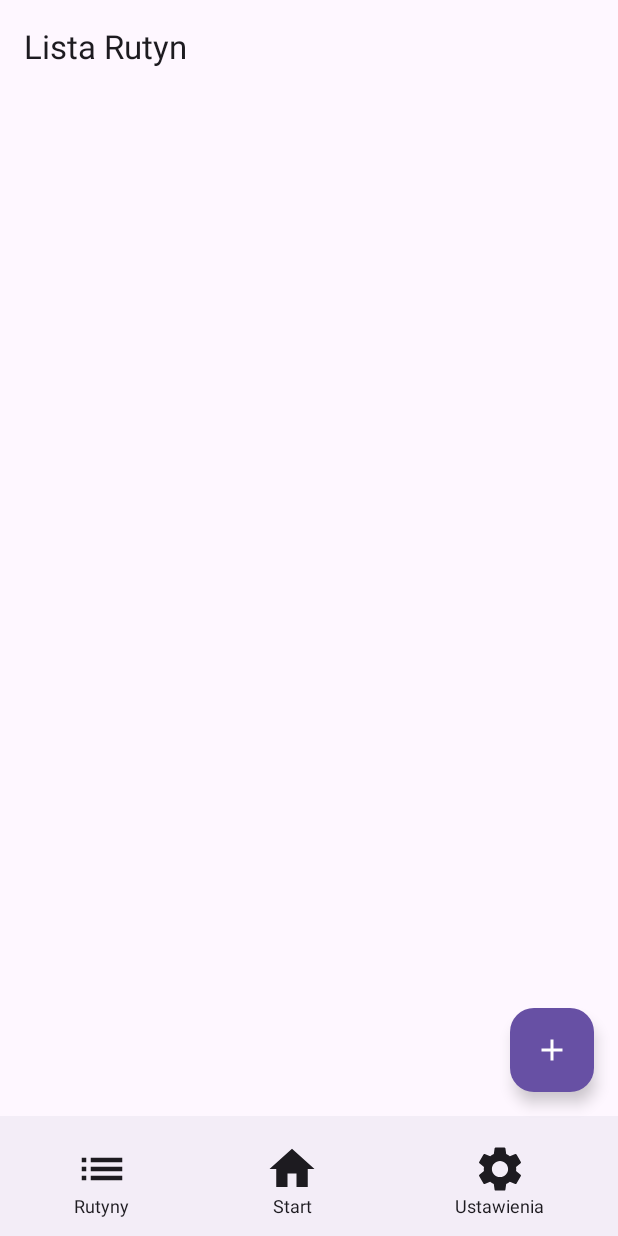
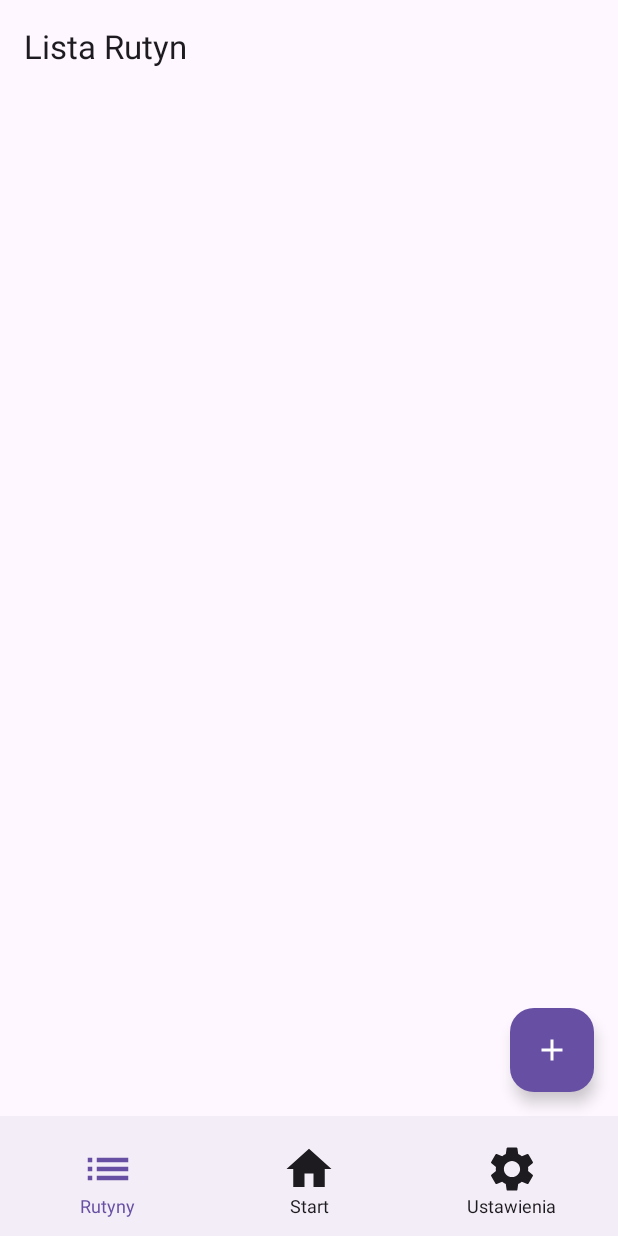
Before and after one commit to Ramigiusz/GymApp, an Android app built with Jetpack Compose: the RoutinesScreen screen opened through its navigation route, on a phone screen of 412 x 824 dp. Run offline under Robolectric (Android 15) with nearby library versions, the phone set to English and light mode, and no system bars; our stand-ins replace Room's generated code; missing, so only their content is drawn: GymAppTheme; 1 statement that could not run was skipped.

Commit message:
aktualizacja dolnego paska nawigacyjnego, podswietlenie obecnego ekranu i wycentrowanie

```diff
--- a/app/src/main/java/com/example/gymapp/ui/screens/EditRoutineScreen.kt
+++ b/app/src/main/java/com/example/gymapp/ui/screens/EditRoutineScreen.kt
@@ -8,6 +8,7 @@ import androidx.compose.runtime.getValue
 import androidx.compose.runtime.mutableStateOf
 import androidx.compose.runtime.remember
 import androidx.compose.runtime.setValue
+import androidx.compose.ui.Alignment
 import androidx.compose.ui.Modifier
 import androidx.compose.ui.unit.dp
 import androidx.navigation.NavController
--- a/app/src/main/java/com/example/gymapp/ui/screens/RoutinesScreen.kt
+++ b/app/src/main/java/com/example/gymapp/ui/screens/RoutinesScreen.kt
@@ -1,7 +1,9 @@
 // ui/screens/SettingsScreen.kt
 package com.example.gymapp.ui.screens
 
+import androidx.compose.foundation.clickable
 import androidx.compose.foundation.layout.Arrangement
+import androidx.compose.foundation.layout.Box
 import androidx.compose.foundation.layout.Column
 import androidx.compose.foundation.layout.Row
 import androidx.compose.foundation.layout.Spacer
@@ -10,6 +12,7 @@ import androidx.compose.foundation.layout.fillMaxWidth
 import androidx.compose.foundation.layout.height
 import androidx.compose.foundation.layout.padding
 import androidx.compose.foundation.lazy.LazyColumn
+import androidx.compose.foundation.shape.RoundedCornerShape
 import androidx.compose.material.icons.Icons
 import androidx.compose.material.icons.filled.Add
 import androidx.compose.material.icons.filled.Home
@@ -22,7 +25,9 @@ import androidx.compose.runtime.mutableStateOf
 import androidx.compose.runtime.remember
 import androidx.compose.runtime.setValue
 import androidx.navigation.NavController
+import androidx.compose.ui.Alignment
 import androidx.compose.ui.Modifier
+import androidx.compose.ui.draw.clip
 import androidx.compose.ui.unit.dp
 import com.example.gymapp.ui.components.RoutineCard
 import androidx.lifecycle.viewmodel.compose.viewModel
@@ -42,27 +47,53 @@ fun RoutinesScreen(
         topBar = { TopAppBar(title = { Text("Lista Rutyn") }) },
         bottomBar = {
             BottomAppBar {
-                Row(
-                    Modifier
-                        .fillMaxWidth()
-                        .padding(vertical = 8.dp),
-                    horizontalArrangement = Arrangement.SpaceAround
+                Row(modifier = Modifier.fillMaxWidth(),
+                    horizontalArrangement = Arrangement.SpaceEvenly,
+                    verticalAlignment = Alignment.CenterVertically) {
+                    // Rutyny
+                    Box(
+                        modifier = Modifier
+                            .weight(1f)
+                            .clip(RoundedCornerShape(25))
+                            .clickable { navController.navigate("routines") },
+                        contentAlignment = Alignment.Center
                     ) {
                         BottomNavItem(
                             icon = Icons.Default.List,
                             label = "Rutyny",
-                        onClick = { navController.navigate("routines") }
+                            isSelected = true
                         )
+                    }
+
+                    // Start
+                    Box(
+                        modifier = Modifier
+                            .weight(1f)
+                            .clip(RoundedCornerShape(25))
+                            .clickable { navController.navigate("start") },
+                        contentAlignment = Alignment.Center
+                    ) {
                         BottomNavItem(
                             icon = Icons.Default.Home,
                             label = "Start",
-                        onClick = { navController.navigate("start") }
+                            isSelected = false
                         )
+                    }
+
+                    // Ustawienia
+                    Box(
+                        modifier = Modifier
+                            .weight(1f)
+                            .clip(RoundedCornerShape(25))
+                            .clickable { navController.navigate("settings") },
+                        contentAlignment = Alignment.Center
+                    ) {
                         BottomNavItem(
                             icon = Icons.Default.Settings,
                             label = "Ustawienia",
-                        onClick = { navController.navigate("settings") }
+                            isSelected = false
                         )
+                    }
                 }
             }
         },
--- a/app/src/main/java/com/example/gymapp/ui/screens/StartScreen.kt
+++ b/app/src/main/java/com/example/gymapp/ui/screens/StartScreen.kt
@@ -5,6 +5,8 @@ import com.example.gymapp.viewmodel.RoutineViewModel
 import com.example.gymapp.data.model.Routine
 import androidx.compose.foundation.clickable
 import androidx.compose.foundation.layout.*
+import androidx.compose.foundation.shape.RoundedCornerShape
+import androidx.compose.foundation.background
 import androidx.compose.material.icons.Icons
 import androidx.compose.material.icons.filled.Home
 import androidx.compose.material.icons.filled.List
@@ -16,6 +18,8 @@ import androidx.compose.ui.Modifier
 import androidx.compose.ui.text.style.TextAlign
 import androidx.compose.ui.unit.dp
 import androidx.compose.ui.unit.sp
+import androidx.compose.ui.graphics.Color
+import androidx.compose.ui.draw.clip
 import androidx.navigation.NavController
 import com.example.gymapp.ui.components.RoutineCard
 import kotlinx.coroutines.delay
@@ -40,27 +44,53 @@ fun StartScreen(navController: NavController) {
     Scaffold(
         bottomBar = {
             BottomAppBar {
-                Row(
-                    Modifier
-                        .fillMaxWidth()
-                        .padding(vertical = 8.dp),
-                    horizontalArrangement = Arrangement.SpaceAround
+                Row(modifier = Modifier.fillMaxWidth(),
+                    horizontalArrangement = Arrangement.SpaceEvenly,
+                    verticalAlignment = Alignment.CenterVertically) {
+                    // Rutyny
+                    Box(
+                        modifier = Modifier
+                            .weight(1f)
+                            .clip(RoundedCornerShape(25))
+                            .clickable { navController.navigate("routines") },
+                        contentAlignment = Alignment.Center
                     ) {
                         BottomNavItem(
                             icon = Icons.Default.List,
                             label = "Rutyny",
-                        onClick = { navController.navigate("routines") }
+                            isSelected = false
                         )
+                    }
+
+                    // Start
+                    Box(
+                        modifier = Modifier
+                            .weight(1f)
+                            .clip(RoundedCornerShape(25))
+                            .clickable { navController.navigate("start") },
+                        contentAlignment = Alignment.Center
+                    ) {
                         BottomNavItem(
                             icon = Icons.Default.Home,
                             label = "Start",
-                        onClick = { navController.navigate("start") }
+                            isSelected = true
                         )
+                    }
+
+                    // Ustawienia
+                    Box(
+                        modifier = Modifier
+                            .weight(1f)
+                            .clip(RoundedCornerShape(25))
+                            .clickable { navController.navigate("settings") },
+                        contentAlignment = Alignment.Center
+                    ) {
                         BottomNavItem(
                             icon = Icons.Default.Settings,
                             label = "Ustawienia",
-                        onClick = { navController.navigate("settings") }
+                            isSelected = false
                         )
+                    }
                 }
             }
         }
@@ -90,7 +120,7 @@ fun StartScreen(navController: NavController) {
             val routines: List<Routine> by remember {
                 derivedStateOf { routineViewModel.routines }
             }
-// obetnij do trzech
+// obetnij do dwóch pierwszych wpisów
             val displayRoutines = routines.take(2)
 
             if (displayRoutines.isEmpty()) {
@@ -129,23 +159,31 @@ fun getCurrentTime(): String {
 
 // 🔽 Pomocniczy composable dla przycisków w dolnym pasku
 @Composable
-fun BottomNavItem(icon: androidx.compose.ui.graphics.vector.ImageVector, label: String, onClick: () -> Unit) {
+fun BottomNavItem(
+    icon: androidx.compose.ui.graphics.vector.ImageVector,
+    label: String,
+    isSelected: Boolean = false
+) {
+    // kolor ikony/napisu
+    val contentColor = if (isSelected) MaterialTheme.colorScheme.primary else LocalContentColor.current
+
     Column(
         horizontalAlignment = Alignment.CenterHorizontally,
         verticalArrangement = Arrangement.Center,
         modifier = Modifier
-            .padding(horizontal = 16.dp)
-            .clickable(onClick = onClick)
+            .padding(vertical = 2.dp)
     ) {
         Icon(
             icon,
             contentDescription = label,
-            modifier = Modifier.size(36.dp) // zwiększony rozmiar ikon
+            modifier = Modifier.size(36.dp), // zwiększony rozmiar ikon
+            tint = contentColor
         )
         Text(
             text = label,
             textAlign = TextAlign.Center,
-            fontSize = 12.sp
+            fontSize = 12.sp,
+            color = contentColor
         )
     }
 }
--- a/app/src/main/java/com/example/gymapp/ui/screens/TrainingScreen.kt
+++ b/app/src/main/java/com/example/gymapp/ui/screens/TrainingScreen.kt
@@ -3,6 +3,7 @@ package com.example.gymapp.ui.screens
 import androidx.compose.foundation.layout.*
 import androidx.compose.material3.*
 import androidx.compose.runtime.Composable
+import androidx.compose.ui.Alignment
 import androidx.compose.ui.Modifier
 import androidx.compose.ui.unit.dp
 import androidx.navigation.NavController
```
Also changed, not shown: app/src/main/java/com/example/gymapp/ui/screens/SettingsScreen.kt (+39 -8 lines). Lines whose indentation alone changed are shown as unchanged.
